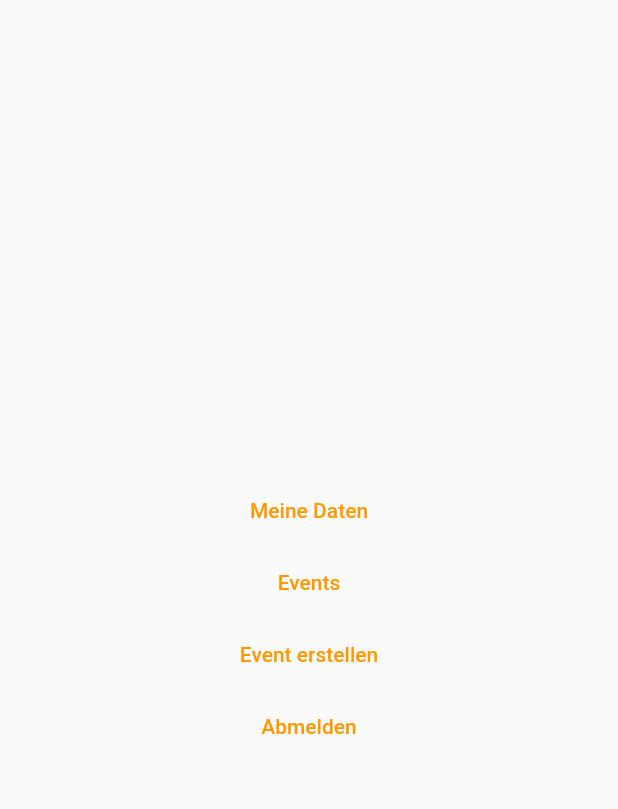
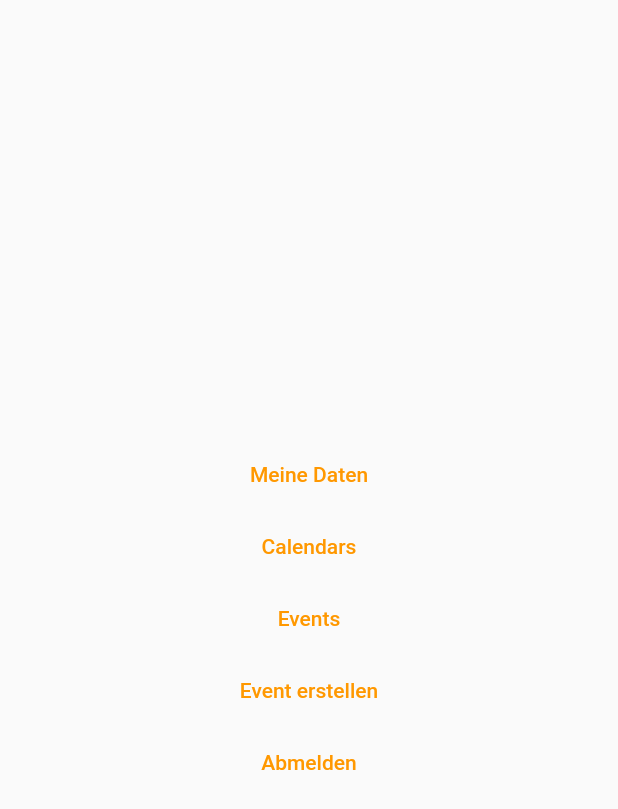
Before and after one commit to tmewe/jambu, a Flutter app: the PlaygroundPage screen opened directly, on a phone screen of 412 x 824 dp. Shown: the top 809 px of the screen. Run offline on Flutter 3.47's test engine with Material 2 defaults, Android fonts, the phone set to English and light mode, and no system bars; our stand-ins replace bloc, chopper, equatable, firebase_auth, firebase_core, firebase_messaging and 6 more; accounts and stored records are empty; generated files the repository leaves out were written again.

Commit message:
Get calendars from ms graph

```diff
--- a/lib/ms_graph/api/ms_graph_api.dart
+++ b/lib/ms_graph/api/ms_graph_api.dart
@@ -8,6 +8,11 @@ part 'ms_graph_api.chopper.dart';
 abstract class MSGraphAPI extends ChopperService {
   @Get(path: '/me')
   Future<Response<dynamic>> me();
+
+  @Get(path: 'me/calendars')
+  Future<Response<dynamic>> calendars({
+    @Query() String select = '''id, name, hexColor''',
+  });
 
   @Get(path: 'me/calendar/events')
   Future<Response<dynamic>> calendarEvents({
--- a/lib/ms_graph/datasource/ms_graph_datasource.dart
+++ b/lib/ms_graph/datasource/ms_graph_datasource.dart
@@ -14,6 +14,22 @@ class MSGraphDataSource {
 
   Future<Response<dynamic>> me() {
     return _msGraphAPI.me();
+  }
+
+  Future<List<MSCalendar>> calendars() async {
+    final response = await _msGraphAPI.calendars();
+
+    if (response.statusCode != 200) {
+      return [];
+    }
+
+    final jsonBody =
+        jsonDecode(response.body.toString()) as Map<String, dynamic>;
+    final calendarsJson = jsonBody['value'] as List<dynamic>;
+    final calendarsJsonList =
+        calendarsJson.map((e) => e as Map<String, dynamic>);
+    final calendars = calendarsJsonList.map(MSCalendar.fromJson).toList();
+    return calendars;
   }
 
   Future<List<MSEvent>> events() async {
--- a/lib/ms_graph/model/model.dart
+++ b/lib/ms_graph/model/model.dart
@@ -1,3 +1,4 @@
+export 'ms_calendar/ms_calendar.dart';
 export 'ms_date/ms_date.dart';
 export 'ms_event/ms_event.dart';
 export 'ms_event_location/ms_event_location.dart';
--- a/lib/playground/playground.dart
+++ b/lib/playground/playground.dart
@@ -17,6 +17,12 @@ class PlaygroundPage extends StatelessWidget {
                 context.read<MSGraphRepository>().me();
               },
               child: const Text('Meine Daten'),
+            ),
+            TextButton(
+              onPressed: () {
+                context.read<MSGraphRepository>().calendars();
+              },
+              child: const Text('Calendars'),
             ),
             TextButton(
               onPressed: () {
--- a/lib/repository/ms_graph_repository.dart
+++ b/lib/repository/ms_graph_repository.dart
@@ -12,6 +12,11 @@ class MSGraphRepository {
   Future<void> me() async {
     final response = await _msGraphDataSource.me();
     debugPrint('$response');
+  }
+
+  Future<void> calendars() async {
+    final calendars = await _msGraphDataSource.calendars();
+    debugPrint('$calendars');
   }
 
   Future<void> events() async {
```
Also changed, not shown: lib/ms_graph/model/ms_calendar/ms_calendar.dart (added, +17 -0 lines), lib/ms_graph/api/ms_graph_api.chopper.dart, lib/ms_graph/model/ms_calendar/ms_calendar.freezed.dart (added), lib/ms_graph/model/ms_calendar/ms_calendar.g.dart (added).
